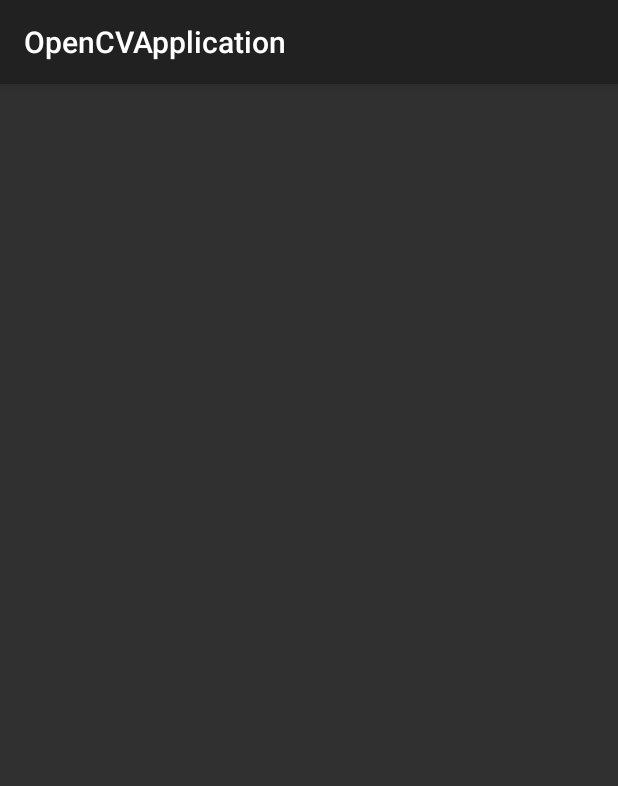
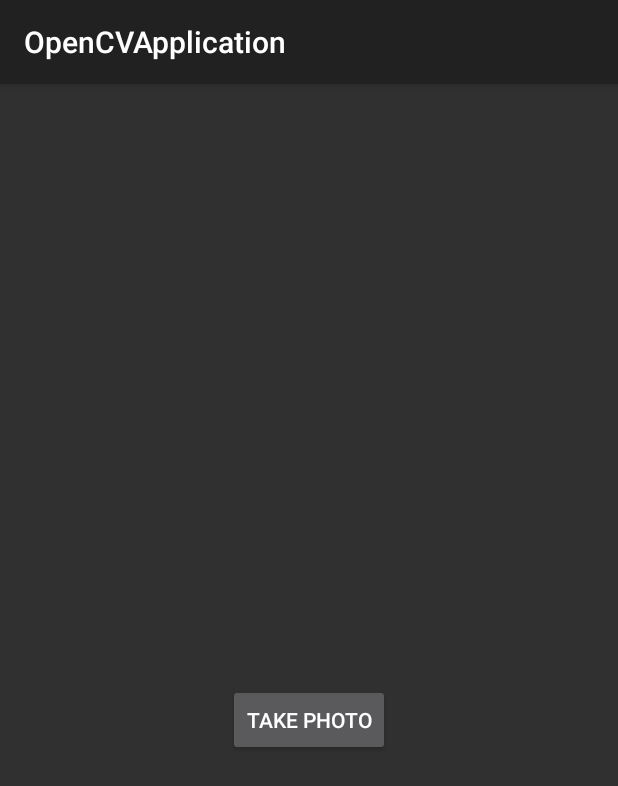
Before and after one commit to aldajo92/AndroidKt_OpenCVApp, an Android app built with Jetpack Compose: the DocScanCV2Activity screen opened directly, with no data from a screen before it, on a phone screen of 412 x 824 dp. Shown: the top 786 px of the screen. Run offline under Robolectric (Android 15) with nearby library versions, the light colour scheme and no system bars; 2 statements that could not run were skipped.

Commit message:
improved UI

```diff
--- a/opencv46/src/main/res/layout/activity_doc_scan_v2.xml
+++ b/opencv46/src/main/res/layout/activity_doc_scan_v2.xml
@@ -4,12 +4,19 @@
     xmlns:tools="http://schemas.android.com/tools"
     android:layout_width="match_parent"
     android:layout_height="match_parent"
+    android:orientation="vertical"
     tools:context=".DocScanCV2Activity">
 
     <ImageView
         android:id="@+id/ivBitmap"
         android:layout_width="match_parent"
-        android:layout_height="200dp"
-        android:layout_gravity="center"/>
+        android:layout_height="400dp"
+        android:layout_gravity="center" />
+
+    <Button
+        android:layout_width="wrap_content"
+        android:layout_height="wrap_content"
+        android:layout_gravity="center"
+        android:text="@string/take_photo" />
 
 </LinearLayout>
--- a/opencv46/src/main/res/values/strings.xml
+++ b/opencv46/src/main/res/values/strings.xml
@@ -1 +1,3 @@
-<resources></resources>
+<resources>
+    <string name="take_photo">Take photo</string>
+</resources>
```
Also changed, not shown: app/build.gradle (+0 -9 lines), 12 other files.
